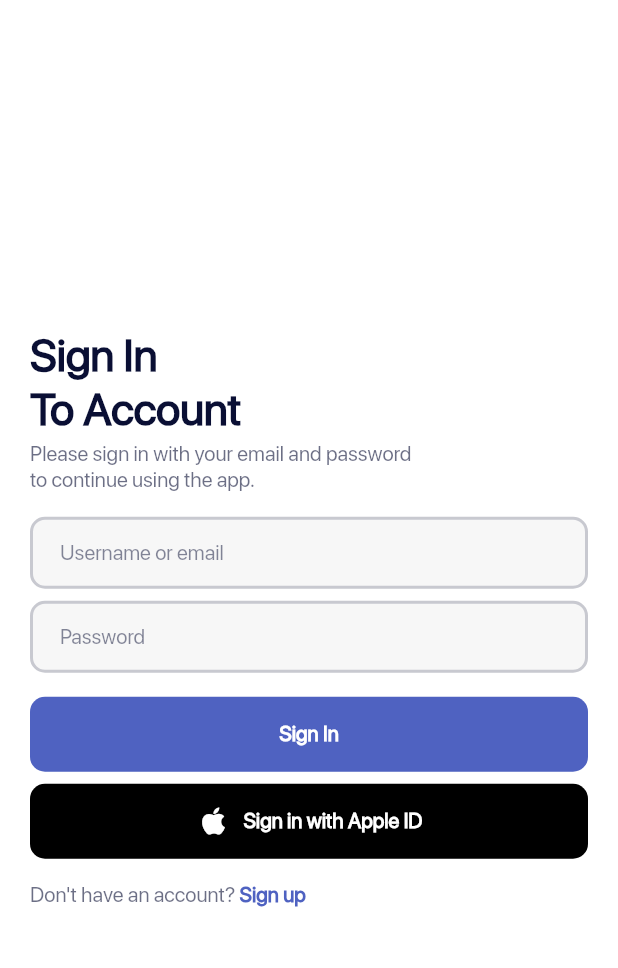
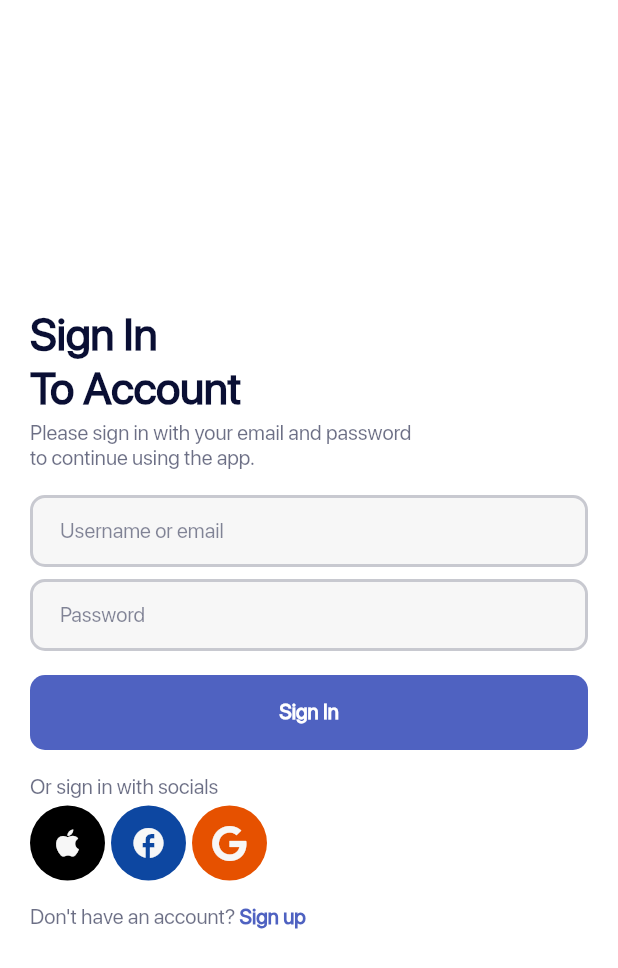
Before and after one commit to WorkWithAfridi/Pinext-Flutter_IncomeExpenseTracker, a Flutter app: the screen it shows after launch, on a phone screen of 412 x 824 dp. Shown: the top 968 px of the screen. Run offline on Flutter 3.47's test engine with Material 2 defaults, Android fonts, the phone set to English and light mode, and no system bars; our stand-ins replace bloc, equatable, flutter_bloc, font_awesome_flutter, lottie, pie_chart.

Commit message:
Added socials button

```diff
--- a/lib/app/screens/login/login_screen.dart
+++ b/lib/app/screens/login/login_screen.dart
@@ -3,6 +3,7 @@ import 'package:flutter_bloc/flutter_bloc.dart';
 import 'package:pinext/app/app_data/app_constants/fonts.dart';
 import 'package:pinext/app/app_data/routing/routes.dart';
 import 'package:pinext/app/bloc/login_cubit/login_cubit.dart';
+import 'package:pinext/app/shared/widgets/socials_button.dart';
 
 import '../../app_data/app_constants/constants.dart';
 import '../../app_data/app_constants/domentions.dart';
@@ -80,10 +81,7 @@ class LoginScreenView extends StatelessWidget {
                 }
               },
               builder: (context, state) {
-                return Column(
-                  crossAxisAlignment: CrossAxisAlignment.start,
-                  children: [
-                    GetCustomButton(
+                return GetCustomButton(
                   title: "Sign In",
                   titleColor: whiteColor,
                   buttonColor: customBlueColor,
@@ -98,29 +96,23 @@ class LoginScreenView extends StatelessWidget {
                             .read<LoginCubit>()
                             .login(loginTypes: LoginTypes.emailAndPassword);
                   },
-                    ),
-                    const SizedBox(
-                      height: 8,
-                    ),
-                    GetCustomButton(
-                      title: "Sign in with Apple ID",
-                      titleColor: whiteColor,
-                      buttonColor: Colors.black,
-                      icon: Icons.apple,
-                      isLoading:
-                          state is LoginWithAppleIDLoadingState ? true : false,
-                      callBackFunction: () {
-                        state is LoginWithEmailAndPasswordButtonLoadingState
-                            ? () {}
-                            : context
-                                .read<LoginCubit>()
-                                .login(loginTypes: LoginTypes.appleId);
-                      },
-                    ),
-                  ],
                 );
               },
             ),
+            const SizedBox(
+              height: 16,
+            ),
+            Text(
+              "Or sign in with socials",
+              style: regularTextStyle.copyWith(
+                fontSize: 14,
+                color: customBlackColor.withOpacity(.6),
+              ),
+            ),
+            const SizedBox(
+              height: 4,
+            ),
+            SocialsButton(),
             const SizedBox(
               height: 16,
             ),
--- /dev/null
+++ b/lib/app/shared/widgets/socials_button.dart
@@ -0,0 +1,64 @@
+import 'package:flutter/material.dart';
+import 'package:font_awesome_flutter/font_awesome_flutter.dart';
+
+import '../../app_data/theme_data/colors.dart';
+
+class SocialsButton extends StatelessWidget {
+  SocialsButton({Key? key}) : super(key: key);
+  List socialButtons = [
+    "appleId",
+    "facebook",
+    "google",
+  ];
+  var radius = 50.00;
+
+  @override
+  Widget build(BuildContext context) {
+    return SizedBox(
+      height: radius,
+      child: ListView.builder(
+        shrinkWrap: true,
+        scrollDirection: Axis.horizontal,
+        physics: const NeverScrollableScrollPhysics(),
+        itemCount: socialButtons.length,
+        itemBuilder: (context, index) {
+          // "appleId",
+          // "facebook",
+          // "google",
+          String social = socialButtons[index];
+          IconData icon;
+          Color backgroundColor;
+          if (social == "appleId") {
+            icon = Icons.apple;
+            backgroundColor = Colors.black;
+          } else if (social == "facebook") {
+            icon = Icons.facebook;
+            backgroundColor = Colors.blue[900]!;
+          } else if (social == "google") {
+            icon = FontAwesomeIcons.google;
+            backgroundColor = Colors.orange[900]!;
+          } else {
+            icon = Icons.help;
+            backgroundColor = Colors.pink;
+          }
+          return Padding(
+            padding: const EdgeInsets.only(right: 4),
+            child: Container(
+              height: radius,
+              width: radius,
+              decoration: BoxDecoration(
+                color: backgroundColor,
+                borderRadius: BorderRadius.circular(radius),
+              ),
+              alignment: Alignment.center,
+              child: Icon(
+                icon,
+                color: greyColor,
+              ),
+            ),
+          );
+        },
+      ),
+    );
+  }
+}
--- a/pubspec.yaml
+++ b/pubspec.yaml
@@ -33,6 +33,7 @@ dependencies:
   flutter:
     sdk: flutter
   flutter_bloc: ^8.1.1
+  font_awesome_flutter: ^10.1.0
   lottie: ^1.4.1
   pie_chart: ^5.3.2
 
```
Also changed, not shown: lib/app/screens/home/homeframe.dart (+4 -13 lines), lib/app/screens/signup/signup_screen.dart (+15 -22 lines), pubspec.lock. Lines whose indentation alone changed are shown as unchanged.
